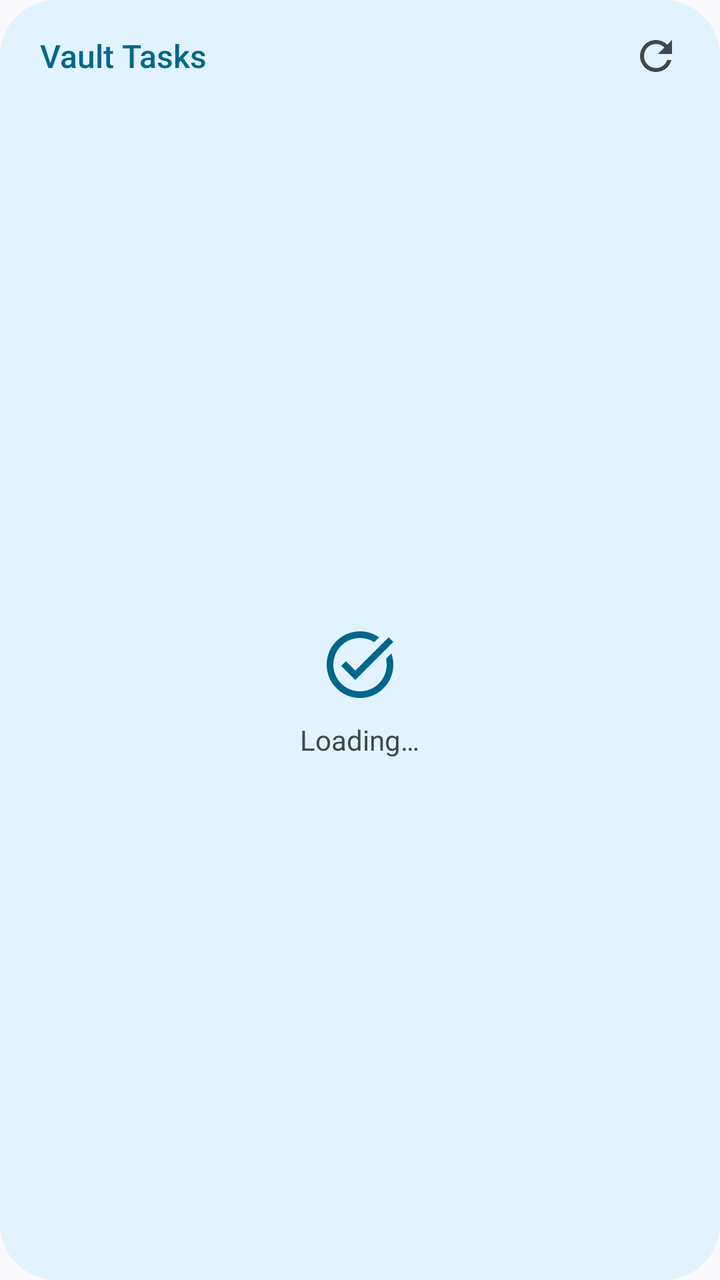
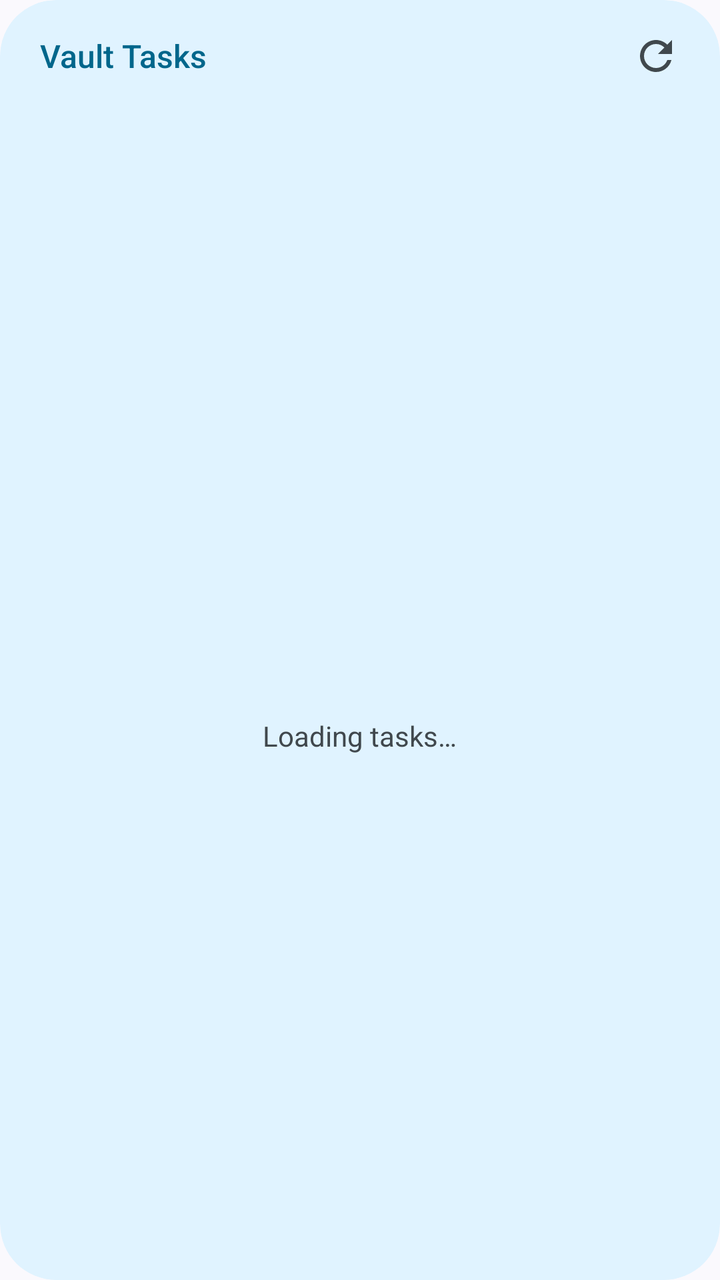

The first picture is an Android layout as it rendered before a commit; the second is the same layout after the commit. The layout source and the unified diff follow.
<!-- AndroidManifest.xml: application theme Theme.VaultTasks -->
<!-- res/layout/widget.xml -->
<?xml version="1.0" encoding="utf-8"?>
<LinearLayout xmlns:android="http://schemas.android.com/apk/res/android"
    android:id="@android:id/background"
    android:layout_width="match_parent"
    android:layout_height="match_parent"
    android:background="@drawable/widget_background"
    android:clipToOutline="true"
    android:orientation="vertical"
    android:paddingHorizontal="8dp"
    android:paddingTop="4dp">

    <LinearLayout
        android:layout_width="match_parent"
        android:layout_height="wrap_content"
        android:gravity="center_vertical"
        android:orientation="horizontal"
        android:paddingStart="12dp">

        <TextView
            android:id="@+id/title"
            android:layout_width="0dp"
            android:layout_height="wrap_content"
            android:layout_weight="1"
            android:ellipsize="end"
            android:fontFamily="sans-serif-medium"
            android:maxLines="1"
            android:text="@string/app_name"
            android:textColor="@color/widget_primary"
            android:textSize="16sp" />

        <ImageView
            android:id="@+id/refresh"
            android:layout_width="48dp"
            android:layout_height="48dp"
            android:background="?android:attr/selectableItemBackgroundBorderless"
            android:contentDescription="Refresh"
            android:padding="12dp"
            android:src="@drawable/ic_refresh"
            android:tint="@color/widget_on_surface_variant" />
    </LinearLayout>

    <FrameLayout
        android:layout_width="match_parent"
        android:layout_height="match_parent">

        <ListView
            android:id="@+id/list"
            android:layout_width="match_parent"
            android:layout_height="match_parent"
            android:clipToPadding="false"
            android:divider="@null"
            android:dividerHeight="0dp"
            android:paddingBottom="8dp"
            android:scrollbars="none" />

        <LinearLayout
            android:id="@+id/empty"
            android:layout_width="match_parent"
            android:layout_height="match_parent"
            android:gravity="center"
            android:orientation="vertical"
            android:padding="16dp">

            <ImageView
                android:id="@+id/empty_icon"
                android:layout_width="40dp"
                android:layout_height="40dp"
                android:importantForAccessibility="no"
                android:src="@drawable/ic_task_alt"
                android:tint="@color/widget_primary" />

            <TextView
                android:id="@+id/empty_text"
                android:layout_width="wrap_content"
                android:layout_height="wrap_content"
                android:layout_marginTop="8dp"
                android:gravity="center"
                android:text="Loading…"
                android:textColor="@color/widget_on_surface_variant"
                android:textSize="14sp" />
        </LinearLayout>
    </FrameLayout>
</LinearLayout>
<!-- resources referenced by this layout -->
<resources>
  <color name="widget_on_surface_variant">@android:color/system_neutral2_700</color>
  <color name="widget_primary">@android:color/system_accent1_600</color>
  <!-- drawable ic_refresh (drawable) -->
  <?xml version="1.0" encoding="utf-8"?>
  <vector xmlns:android="http://schemas.android.com/apk/res/android" android:width="24dp" android:height="24dp" android:viewportWidth="24" android:viewportHeight="24">
      <path android:fillColor="@android:color/white" android:pathData="M17.65,6.35C16.2,4.9 14.21,4 12,4c-4.42,0 -7.99,3.58 -7.99,8s3.57,8 7.99,8c3.73,0 6.84,-2.55 7.73,-6h-2.08c-0.82,2.33 -3.04,4 -5.65,4 -3.31,0 -6,-2.69 -6,-6s2.69,-6 6,-6c1.66,0 3.14,0.69 4.22,1.78L13,11h7V4l-2.35,2.35z" />
  </vector>
  <!-- drawable ic_task_alt (drawable) -->
  <?xml version="1.0" encoding="utf-8"?>
  <vector xmlns:android="http://schemas.android.com/apk/res/android" android:width="24dp" android:height="24dp" android:viewportWidth="24" android:viewportHeight="24">
      <path android:fillColor="@android:color/white" android:pathData="M22,5.18L10.59,16.6l-4.24,-4.24 1.41,-1.41 2.83,2.83 10,-10L22,5.18zM19.79,10.22C19.92,10.79 20,11.39 20,12c0,4.42 -3.58,8 -8,8s-8,-3.58 -8,-8c0,-4.42 3.58,-8 8,-8c1.58,0 3.04,0.46 4.28,1.25l1.44,-1.44C16.1,2.67 14.13,2 12,2C6.48,2 2,6.48 2,12c0,5.52 4.48,10 10,10s10,-4.48 10,-10c0,-1.19 -0.22,-2.33 -0.6,-3.39L19.79,10.22z" />
  </vector>
  <!-- drawable widget_background (drawable) -->
  <?xml version="1.0" encoding="utf-8"?>
  <shape xmlns:android="http://schemas.android.com/apk/res/android" android:shape="rectangle">
      <corners android:radius="@android:dimen/system_app_widget_background_radius" />
      <solid android:color="@color/widget_background" />
  </shape>
  <string name="app_name">Vault Tasks</string>
  <style name="Theme.VaultTasks" parent="Theme.Material3.DynamicColors.DayNight.NoActionBar" />
  <color name="widget_background">@android:color/system_accent2_50</color>
</resources>

<!-- the commit's change to res/layout/widget.xml (unified diff, before → after) -->
@@ -16,17 +16,36 @@
         android:orientation="horizontal"
         android:paddingStart="12dp">
 
-        <TextView
-            android:id="@+id/title"
+        <LinearLayout
             android:layout_width="0dp"
             android:layout_height="wrap_content"
             android:layout_weight="1"
-            android:ellipsize="end"
-            android:fontFamily="sans-serif-medium"
-            android:maxLines="1"
-            android:text="@string/app_name"
-            android:textColor="@color/widget_primary"
-            android:textSize="16sp" />
+            android:minHeight="48dp"
+            android:gravity="center_vertical"
+            android:orientation="vertical">
+
+            <TextView
+                android:id="@+id/title"
+                android:layout_width="match_parent"
+                android:layout_height="wrap_content"
+                android:ellipsize="end"
+                android:fontFamily="sans-serif-medium"
+                android:maxLines="1"
+                android:text="@string/app_name"
+                android:textColor="@color/widget_primary"
+                android:textSize="16sp" />
+
+            <TextView
+                android:id="@+id/settings_status"
+                android:layout_width="match_parent"
+                android:layout_height="wrap_content"
+                android:accessibilityLiveRegion="polite"
+                android:ellipsize="end"
+                android:maxLines="1"
+                android:textColor="@color/widget_on_surface_variant"
+                android:textSize="12sp"
+                android:visibility="gone" />
+        </LinearLayout>
 
         <ImageView
             android:id="@+id/refresh"
@@ -37,6 +56,16 @@
             android:padding="12dp"
             android:src="@drawable/ic_refresh"
             android:tint="@color/widget_on_surface_variant" />
+
+        <ProgressBar
+            android:id="@+id/header_progress"
+            style="@android:style/Widget.Material.ProgressBar.Small"
+            android:layout_width="48dp"
+            android:layout_height="48dp"
+            android:importantForAccessibility="no"
+            android:indeterminateTint="@color/widget_primary"
+            android:padding="12dp"
+            android:visibility="gone" />
     </LinearLayout>
 
     <FrameLayout
@@ -61,21 +90,31 @@
             android:orientation="vertical"
             android:padding="16dp">
 
+            <ProgressBar
+                android:id="@+id/empty_progress"
+                style="@android:style/Widget.Material.ProgressBar"
+                android:layout_width="36dp"
+                android:layout_height="36dp"
+                android:importantForAccessibility="no"
+                android:indeterminateTint="@color/widget_primary" />
+
             <ImageView
                 android:id="@+id/empty_icon"
                 android:layout_width="40dp"
                 android:layout_height="40dp"
                 android:importantForAccessibility="no"
                 android:src="@drawable/ic_task_alt"
-                android:tint="@color/widget_primary" />
+                android:tint="@color/widget_primary"
+                android:visibility="gone" />
 
             <TextView
                 android:id="@+id/empty_text"
                 android:layout_width="wrap_content"
                 android:layout_height="wrap_content"
                 android:layout_marginTop="8dp"
+                android:accessibilityLiveRegion="polite"
                 android:gravity="center"
-                android:text="Loading…"
+                android:text="@string/widget_loading"
                 android:textColor="@color/widget_on_surface_variant"
                 android:textSize="14sp" />
         </LinearLayout>
<!-- resource entries referenced after the edit -->
@@ -19,6 +19,7 @@
       <solid android:color="@color/widget_background" />
   </shape>
   <string name="app_name">Vault Tasks</string>
+  <string name="widget_loading">Loading tasks…</string>
   <style name="Theme.VaultTasks" parent="Theme.Material3.DynamicColors.DayNight.NoActionBar" />
   <color name="widget_background">@android:color/system_accent2_50</color>
 </resources>
